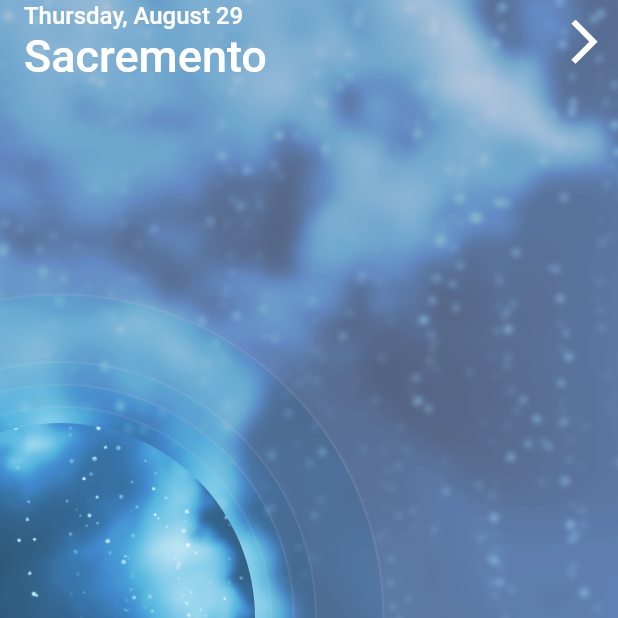
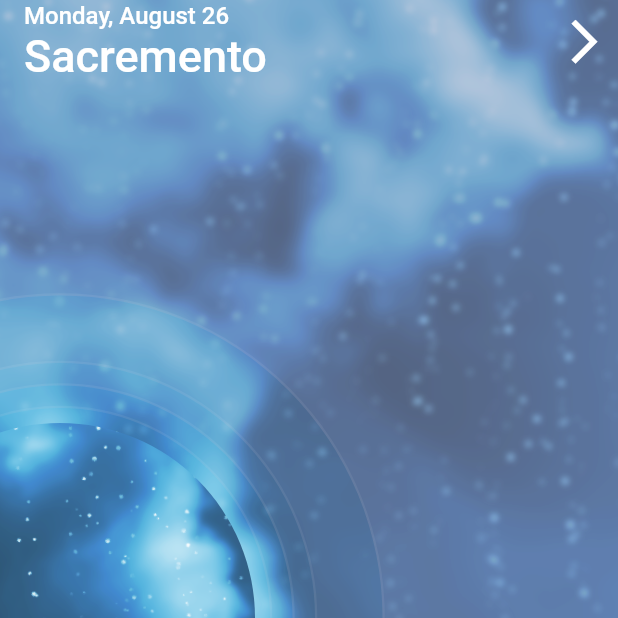
Before and after one commit to AdamMc331/flutter_forecast, a Flutter app: the screen it shows after launch, on a phone screen of 412 x 824 dp, the top half of it. Run offline on Flutter 3.47's test engine with Material 2 defaults, Android fonts, the phone set to English and light mode, and no system bars.

Commit message:
Added spinner text.

```diff
--- a/lib/forecast/app_bar.dart
+++ b/lib/forecast/app_bar.dart
@@ -1,10 +1,13 @@
 import 'package:flutter/material.dart';
+import 'package:flutter_forecast/forecast/generic_widgets/spinner_text.dart';
 
 class ForecastAppBar extends StatelessWidget {
   final Function onDrawerArrowTap;
+  final String selectedDay;
 
   ForecastAppBar({
     this.onDrawerArrowTap,
+    this.selectedDay,
   });
 
   @override
@@ -16,12 +19,8 @@ class ForecastAppBar extends StatelessWidget {
       title: new Column(
         crossAxisAlignment: CrossAxisAlignment.start,
         children: <Widget>[
-          new Text(
-            'Thursday, August 29',
-            style: new TextStyle(
-              color: Colors.white,
-              fontSize: 16.0,
-            ),
+          new SpinnerText(
+            text: selectedDay,
           ),
           new Text(
             'Sacremento',
--- /dev/null
+++ b/lib/forecast/generic_widgets/spinner_text.dart
@@ -0,0 +1,114 @@
+import 'package:flutter/material.dart';
+
+class SpinnerText extends StatefulWidget {
+  final String text;
+
+  SpinnerText({
+    this.text = '',
+  });
+
+  @override
+  _SpinnerTextState createState() => _SpinnerTextState();
+}
+
+class _SpinnerTextState extends State<SpinnerText>
+    with SingleTickerProviderStateMixin {
+  String topText = '';
+  String bottomText = '';
+  AnimationController _spinTextAnimationController;
+  Animation<double> _spinAnimation;
+
+  @override
+  void initState() {
+    super.initState();
+
+    bottomText = widget.text;
+    _spinTextAnimationController = AnimationController(
+        vsync: this,
+        duration: const Duration(
+          milliseconds: 750,
+        ))
+      ..addListener(() => setState(() {}))
+      ..addStatusListener((AnimationStatus status) {
+        if (status == AnimationStatus.completed) {
+          // Switch back to where bottom text is visible and top text is off screen.
+          // Always sliding down, never sliding up, so reset at the end.
+          setState(() {
+            bottomText = topText;
+            topText = '';
+            _spinTextAnimationController.value = 0.0;
+          });
+        }
+      });
+
+    _spinAnimation = new CurvedAnimation(
+      parent: _spinTextAnimationController,
+      curve: Curves.elasticInOut,
+    );
+  }
+
+  @override
+  void dispose() {
+    _spinTextAnimationController.dispose();
+    super.dispose();
+  }
+
+  @override
+  Widget build(BuildContext context) {
+    return ClipRect(
+      clipper: new RectClipper(),
+      child: new Stack(
+        children: <Widget>[
+          new FractionalTranslation(
+            translation: new Offset(0.0, _spinAnimation.value - 1.0),
+            child: new Text(
+              topText,
+              maxLines: 1,
+              overflow: TextOverflow.ellipsis,
+              style: new TextStyle(
+                color: Colors.white,
+                fontSize: 16.0,
+              ),
+            ),
+          ),
+          new FractionalTranslation(
+            translation: new Offset(0.0, _spinAnimation.value),
+            child: new Text(
+              bottomText,
+              maxLines: 1,
+              overflow: TextOverflow.ellipsis,
+              style: new TextStyle(
+                color: Colors.white,
+                fontSize: 16.0,
+              ),
+            ),
+          ),
+        ],
+      ),
+    );
+  }
+
+  @override
+  void didUpdateWidget(SpinnerText oldWidget) {
+    super.didUpdateWidget(oldWidget);
+
+    if (widget.text != oldWidget.text) {
+      // Need to spin new value down
+      topText = widget.text;
+      _spinTextAnimationController.forward();
+    }
+  }
+}
+
+class RectClipper extends CustomClipper<Rect> {
+
+  @override
+  Rect getClip(Size size) {
+    return new Rect.fromLTWH(0.0, 0.0, size.width, size.height);
+  }
+
+  @override
+  bool shouldReclip(CustomClipper<Rect> oldClipper) {
+    return true;
+  }
+}
--- a/lib/main.dart
+++ b/lib/main.dart
@@ -29,6 +29,7 @@ class MyHomePage extends StatefulWidget {
 class _MyHomePageState extends State<MyHomePage>
     with SingleTickerProviderStateMixin {
   OpenableController openableController;
+  String selectedDay = 'Monday, August 26';
 
   @override
   void initState() {
@@ -52,12 +53,18 @@ class _MyHomePageState extends State<MyHomePage>
             right: 0.0,
             child: new ForecastAppBar(
               onDrawerArrowTap: openableController.open,
+              selectedDay: selectedDay,
             ),
           ),
           new SlidingDrawer(
             openableController: openableController,
             drawer: new WeekDrawer(
               onDaySelected: (String title) {
+                setState(() {
+                  //TODO: Consider passing around more structured data not just a string.
+                  selectedDay = title.replaceAll('\n', ', ');
+                });
+
                 openableController.close();
               },
             ),
```
